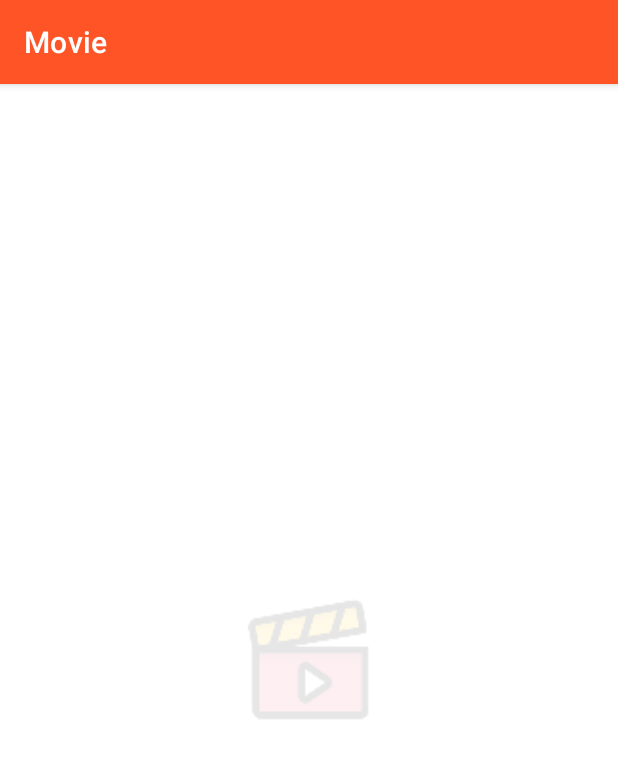
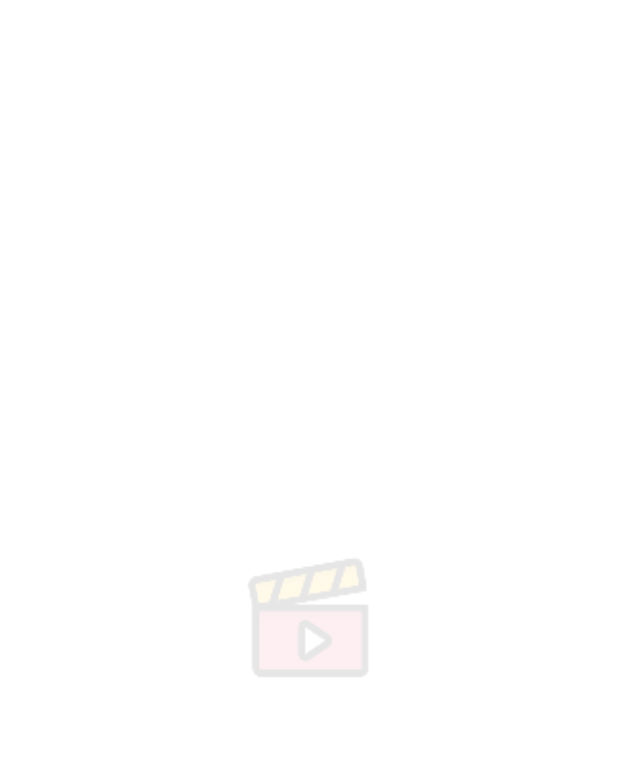
Before and after one commit to jonrysimbolon/MovieApp, an Android app: the first screen one second after launch (MainActivity), on a phone screen of 412 x 824 dp. Shown: the top 758 px of the screen. Run offline under Robolectric (Android 15) with nearby library versions, the phone set to English and light mode, and no system bars.

Commit message:
Setup from Main to splash and home like title, actionbar, and back button for others later

```diff
--- a/app/src/main/java/com/jonrysimbolon/testskillmovie/ui/MainActivity.kt
+++ b/app/src/main/java/com/jonrysimbolon/testskillmovie/ui/MainActivity.kt
@@ -1,12 +1,69 @@
 package com.jonrysimbolon.testskillmovie.ui
 
+import android.os.Bundle
+import androidx.activity.OnBackPressedCallback
 import androidx.appcompat.app.AppCompatActivity
-import android.os.Bundle
+import androidx.navigation.NavDestination
+import androidx.navigation.fragment.NavHostFragment
+import androidx.navigation.fragment.findNavController
 import com.jonrysimbolon.testskillmovie.R
+import com.jonrysimbolon.testskillmovie.databinding.ActivityMainBinding
 
 class MainActivity : AppCompatActivity() {
+
+    private val binding by lazy {
+        ActivityMainBinding.inflate(layoutInflater)
+    }
+
+    private val navHostFragment by lazy {
+        supportFragmentManager.findFragmentById(R.id.container) as NavHostFragment
+    }
+
     override fun onCreate(savedInstanceState: Bundle?) {
         super.onCreate(savedInstanceState)
-        setContentView(R.layout.activity_main)
+        setContentView(binding.root)
+        navHostFragment.findNavController().addOnDestinationChangedListener { _, destination, _ ->
+            setTitle(destination)
+            configureActionBar(destination)
+            configureUpButton(destination)
+        }
+        backPressed()
     }
+
+    private fun setTitle(destination: NavDestination) {
+        title = destination.label
+    }
+
+    private fun configureActionBar(destination: NavDestination) {
+        if (destination.id == R.id.splashFragment) {
+            supportActionBar?.hide()
+        } else {
+            supportActionBar?.show()
+        }
+    }
+    private fun configureUpButton(destination: NavDestination) {
+        supportActionBar?.setDisplayHomeAsUpEnabled(
+            !(destination.id == R.id.homeFragment || destination.id == R.id.splashFragment)
+        )
+    }
+
+    private fun backPressed() {
+        onBackPressedDispatcher.addCallback(this, object : OnBackPressedCallback(true) {
+            override fun handleOnBackPressed() {
+                onBack()
+            }
+        })
+    }
+
+    fun onBack() {
+        navHostFragment.findNavController().let {
+            if(it.currentDestination?.id != R.id.splashFragment) {
+                when (it.currentDestination?.id) {
+                    R.id.homeFragment -> finish()
+                    else -> it.popBackStack()
+                }
+            }
+        }
+    }
+
 }
```
